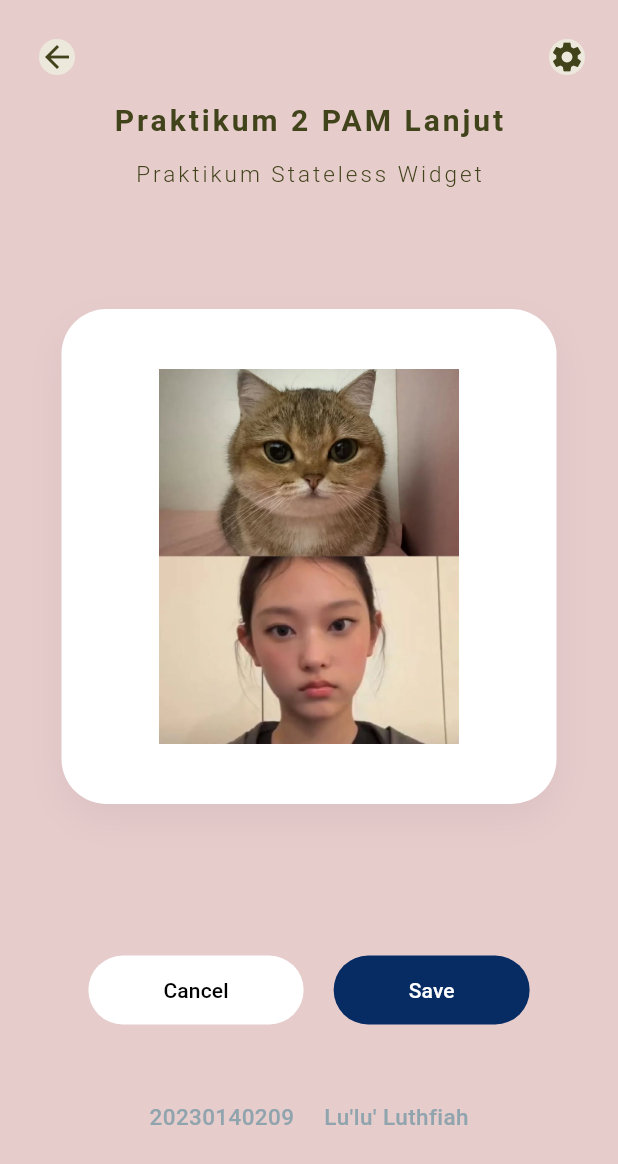
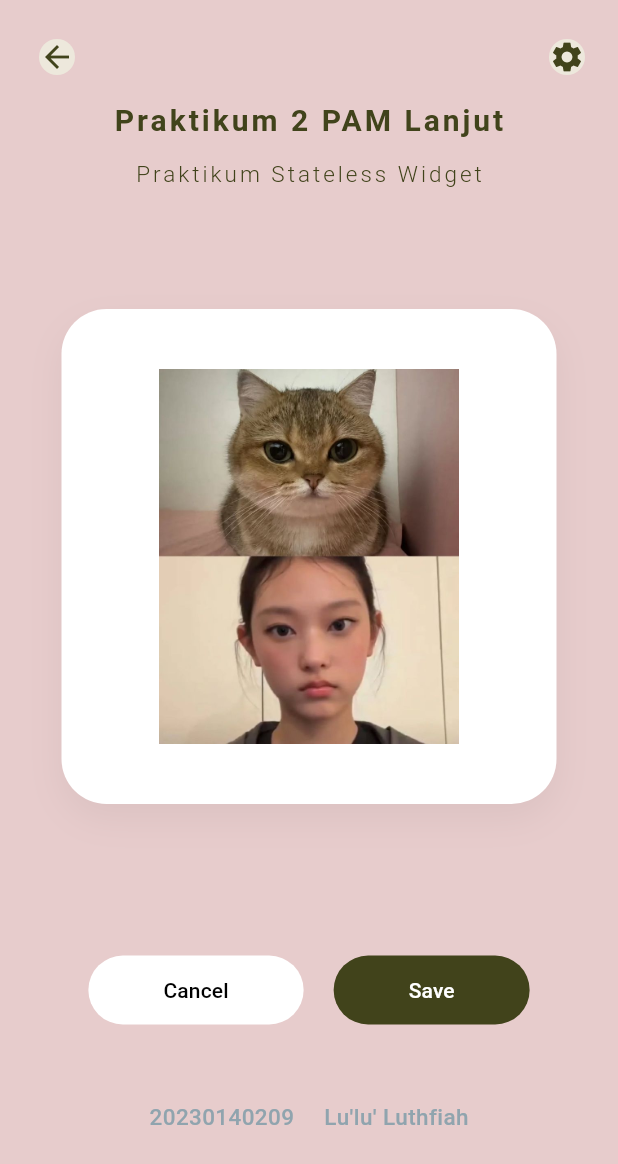
Before and after one commit to lulultfh/Praktikkum2_0209, a Flutter app: the SimpleStateless screen opened directly, on a phone screen of 412 x 824 dp. Shown: the top 1164 px of the screen. Run offline on Flutter 3.47's test engine with Material 3 defaults, Android fonts, the phone set to English and light mode, and no system bars.

Commit message:
style: mengganti warna pada button save

```diff
--- a/lib/stateless/stateless.dart
+++ b/lib/stateless/stateless.dart
@@ -107,7 +107,7 @@ class SimpleStateless extends StatelessWidget {
               ElevatedButton(
                 onPressed: () {},
                 style: ElevatedButton.styleFrom(
-                  backgroundColor: const Color.fromARGB(255, 7, 44, 100),
+                  backgroundColor: const Color(0xff41431B),
                   foregroundColor: Colors.white,
                   elevation: 0,
                   padding: const EdgeInsets.symmetric(
```
